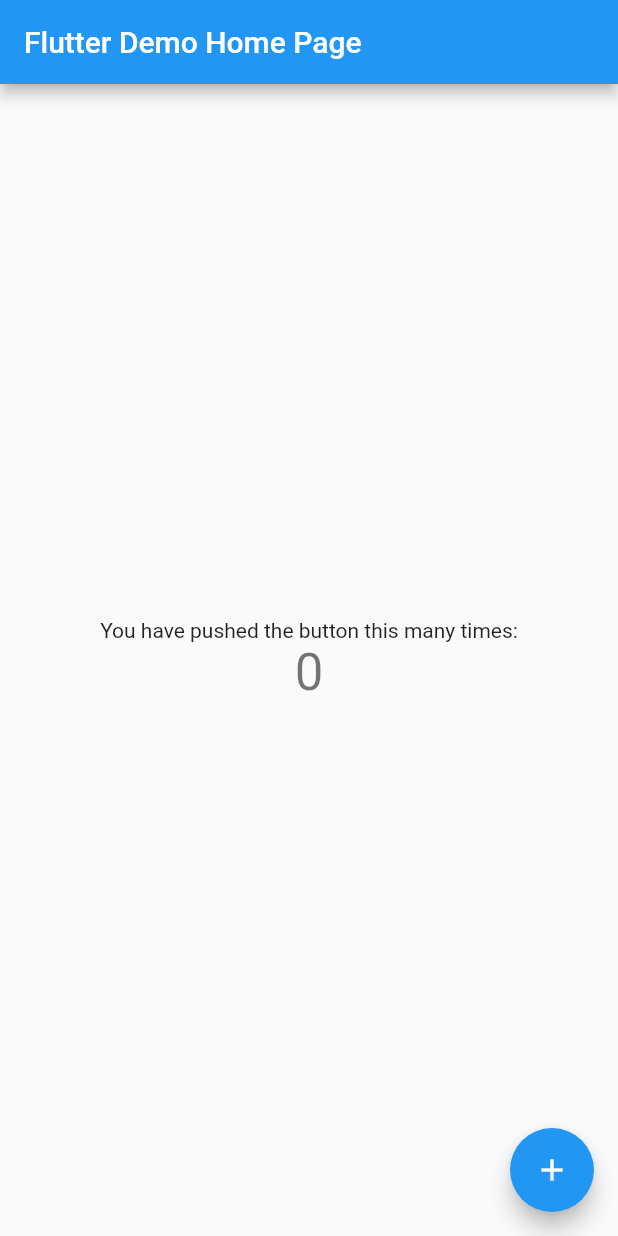
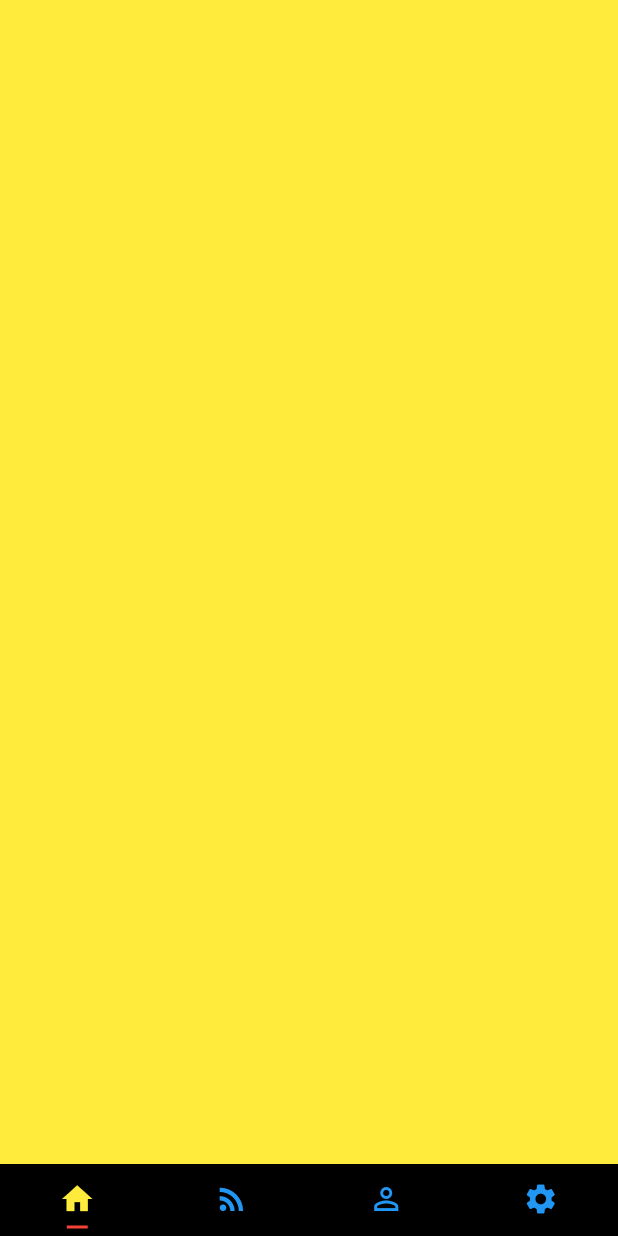
Before and after one commit to Wanhenri/myappFlutter, a Flutter app: the screen it shows after launch, on a phone screen of 412 x 824 dp. Run offline on Flutter 3.47's test engine with Material 2 defaults, Android fonts, the phone set to English and light mode, and no system bars.

Commit message:
modify color

```diff
--- a/lib/main.dart
+++ b/lib/main.dart
@@ -9,39 +9,20 @@ class MyApp extends StatelessWidget {
   @override
   Widget build(BuildContext context) {
     return MaterialApp(
-      title: 'Flutter Demo',
+      title: 'Project',
       theme: ThemeData(
-        // This is the theme of your application.
-        //
-        // Try running your application with "flutter run". You'll see the
-        // application has a blue toolbar. Then, without quitting the app, try
-        // changing the primarySwatch below to Colors.green and then invoke
-        // "hot reload" (press "r" in the console where you ran "flutter run",
-        // or simply save your changes to "hot reload" in a Flutter IDE).
-        // Notice that the counter didn't reset back to zero; the application
-        // is not restarted.
+
         primarySwatch: Colors.blue,
-        // This makes the visual density adapt to the platform that you run
-        // the app on. For desktop platforms, the controls will be smaller and
-        // closer together (more dense) than on mobile platforms.
+
         visualDensity: VisualDensity.adaptivePlatformDensity,
       ),
-      home: MyHomePage(title: 'Flutter Demo Home Page'),
+      home: MyHomePage(title: 'Todo App'),
     );
   }
 }
 
 class MyHomePage extends StatefulWidget {
   MyHomePage({Key key, this.title}) : super(key: key);
-
-  // This widget is the home page of your application. It is stateful, meaning
-  // that it has a State object (defined below) that contains fields that affect
-  // how it looks.
-
-  // This class is the configuration for the state. It holds the values (in this
-  // case the title) provided by the parent (in this case the App widget) and
-  // used by the build method of the State. Fields in a Widget subclass are
-  // always marked "final".
 
   final String title;
 
@@ -54,64 +35,55 @@ class _MyHomePageState extends State<MyHomePage> {
 
   void _incrementCounter() {
     setState(() {
-      // This call to setState tells the Flutter framework that something has
-      // changed in this State, which causes it to rerun the build method below
-      // so that the display can reflect the updated values. If we changed
-      // _counter without calling setState(), then the build method would not be
-      // called again, and so nothing would appear to happen.
+
       _counter++;
     });
   }
 
   @override
   Widget build(BuildContext context) {
-    // This method is rerun every time setState is called, for instance as done
-    // by the _incrementCounter method above.
-    //
-    // The Flutter framework has been optimized to make rerunning build methods
-    // fast, so that you can just rebuild anything that needs updating rather
-    // than having to individually change instances of widgets.
-    return Scaffold(
-      appBar: AppBar(
-        // Here we take the value from the MyHomePage object that was created by
-        // the App.build method, and use it to set our appbar title.
-        title: Text(widget.title),
-      ),
-      body: Center(
-        // Center is a layout widget. It takes a single child and positions it
-        // in the middle of the parent.
-        child: Column(
-          // Column is also a layout widget. It takes a list of children and
-          // arranges them vertically. By default, it sizes itself to fit its
-          // children horizontally, and tries to be as tall as its parent.
-          //
-          // Invoke "debug painting" (press "p" in the console, choose the
-          // "Toggle Debug Paint" action from the Flutter Inspector in Android
-          // Studio, or the "Toggle Debug Paint" command in Visual Studio Code)
-          // to see the wireframe for each widget.
-          //
-          // Column has various properties to control how it sizes itself and
-          // how it positions its children. Here we use mainAxisAlignment to
-          // center the children vertically; the main axis here is the vertical
-          // axis because Columns are vertical (the cross axis would be
-          // horizontal).
-          mainAxisAlignment: MainAxisAlignment.center,
-          children: <Widget>[
-            Text(
-              'You have pushed the button this many times:',
-            ),
-            Text(
-              '$_counter',
-              style: Theme.of(context).textTheme.headline4,
-            ),
-          ],
+
+    return MaterialApp(
+      color: Colors.yellow,
+      home: DefaultTabController(
+        length: 4,
+        child: new Scaffold(
+          body: TabBarView(
+            children: [
+              new Container(
+                color: Colors.yellow,
+              ),
+              new Container(color: Colors.orange,),
+              new Container(
+                color: Colors.lightGreen,
+              ),
+              new Container(
+                color: Colors.red,
+              ),
+            ],
+          ),
+          bottomNavigationBar: new TabBar(
+            tabs: [
+              Tab(
+                icon: new Icon(Icons.home),
+              ),
+              Tab(
+                icon: new Icon(Icons.rss_feed),
+              ),
+              Tab(
+                icon: new Icon(Icons.perm_identity),
+              ),
+              Tab(icon: new Icon(Icons.settings),)
+            ],
+            labelColor: Colors.yellow,
+            unselectedLabelColor: Colors.blue,
+            indicatorSize: TabBarIndicatorSize.label,
+            indicatorPadding: EdgeInsets.all(5.0),
+            indicatorColor: Colors.red,
+          ),
+          backgroundColor: Colors.black,
         ),
       ),
-      floatingActionButton: FloatingActionButton(
-        onPressed: _incrementCounter,
-        tooltip: 'Increment',
-        child: Icon(Icons.add),
-      ), // This trailing comma makes auto-formatting nicer for build methods.
     );
   }
 }
```
